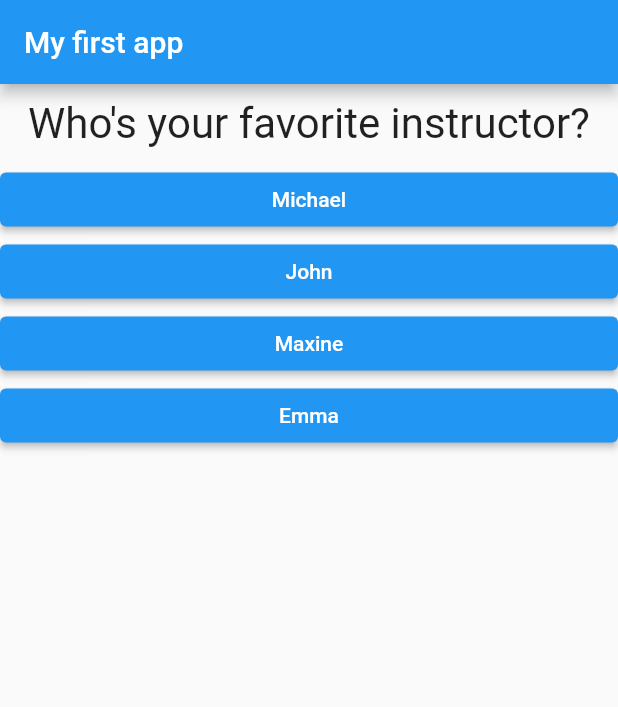
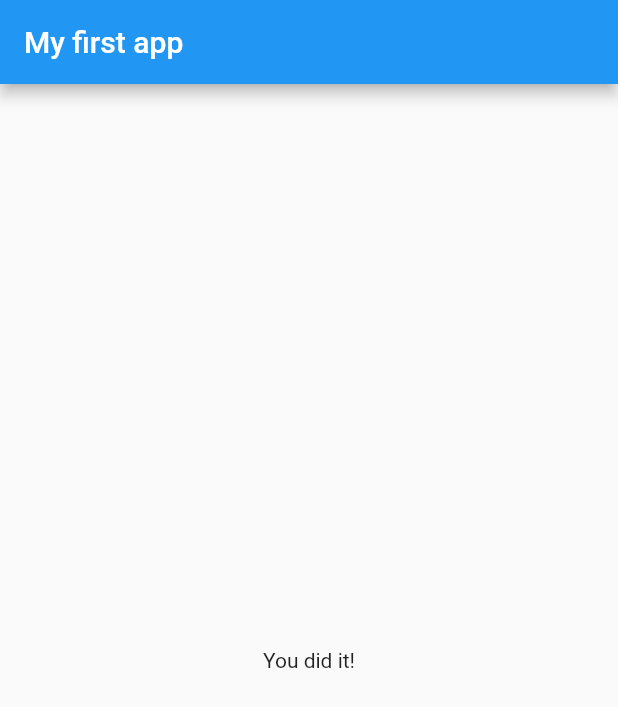
Before and after one commit to MihaiTudorP/first_app, a Flutter app: the screen it shows after launch, after a tap on "Black", after a tap on "Snake", after a tap on "Maxine", on a phone screen of 412 x 824 dp. Shown: the top 707 px of the screen. Run offline on Flutter 3.47's test engine with Material 2 defaults, Android fonts, the phone set to English and light mode, and no system bars.

Commit message:
Refactoring to use components

```diff
--- a/lib/main.dart
+++ b/lib/main.dart
@@ -1,7 +1,7 @@
 import 'dart:developer';
 
-import 'package:first_app/answer.dart';
-import 'package:first_app/question.dart';
+import 'package:first_app/quiz.dart';
+import 'package:first_app/result.dart';
 import 'package:flutter/material.dart';
 
 void main() {
@@ -17,42 +17,46 @@ class MyApp extends StatefulWidget {
 
 class _MyAppState extends State<MyApp> {
   var _questionIndex = 0;
+  static const _questions = const [
+    {
+      'questionText': 'What\'s your favorite color?',
+      'answers': ['Black', 'Red', 'Green', 'White']
+    },
+    {
+      'questionText': 'What\'s your favorite animal?',
+      'answers': ['Rabbit', 'Snake', 'Elephant', 'Lion']
+    },
+    {
+      'questionText': 'Who\'s your favorite instructor?',
+      'answers': ['Michael', 'John', 'Maxine', 'Emma']
+    }
+  ];
   void _answerQuestion() {
+    if (_questionIndex < _questions.length) {
+      log("We have more questions!");
+    } else {
+      log("No more questions!");
+    }
     setState(() {
-      if (_questionIndex + 1 < 3) _questionIndex++;
+      _questionIndex++;
     });
     log("Answer selected");
   }
 
   @override
   Widget build(BuildContext context) {
-    const questions = const [
-      {
-        'questionText': 'What\'s your favorite color?',
-        'answers': ['Black', 'Red', 'Green', 'White']
-      },
-      {
-        'questionText': 'What\'s your favorite animal?',
-        'answers': ['Rabbit', 'Snake', 'Elephant', 'Lion']
-      },
-      {
-        'questionText': 'Who\'s your favorite instructor?',
-        'answers': ['Michael', 'John', 'Maxine', 'Emma']
-      }
-    ];
     return MaterialApp(
         home: Scaffold(
       appBar: AppBar(
         title: Text('My first app'),
       ),
-      body: Column(children: [
-        Question(questions[_questionIndex]['questionText']),
-        ...(questions[_questionIndex]['answers'] as List<String>)
-            .map((answer) => Answer(
-                  onPressed: _answerQuestion,
-                  answerText: answer,
-                ))
-      ]),
+      body: _questionIndex < _questions.length
+          ? Quiz(
+              answerQuestion: _answerQuestion,
+              questionIndex: _questionIndex,
+              questions: _questions,
+            )
+          : Result(),
     ));
   }
 }
--- /dev/null
+++ b/lib/quiz.dart
@@ -0,0 +1,27 @@
+import 'package:first_app/question.dart';
+import 'package:flutter/material.dart';
+
+import 'answer.dart';
+
+class Quiz extends StatelessWidget {
+  final List<Map<String, Object>> questions;
+  final VoidCallback answerQuestion;
+  final int questionIndex;
+
+  Quiz(
+      {@required this.answerQuestion,
+      @required this.questions,
+      @required this.questionIndex});
+
+  @override
+  Widget build(BuildContext context) {
+    return Column(children: [
+      Question(questions[questionIndex]['questionText']),
+      ...(questions[questionIndex]['answers'] as List<String>)
+          .map((answer) => Answer(
+                onPressed: answerQuestion,
+                answerText: answer,
+              ))
+    ]);
+  }
+}
--- /dev/null
+++ b/lib/result.dart
@@ -0,0 +1,10 @@
+import 'package:flutter/material.dart';
+
+class Result extends StatelessWidget {
+  @override
+  Widget build(BuildContext context) {
+    return Center(
+      child: Text("You did it!"),
+    );
+  }
+}
```
